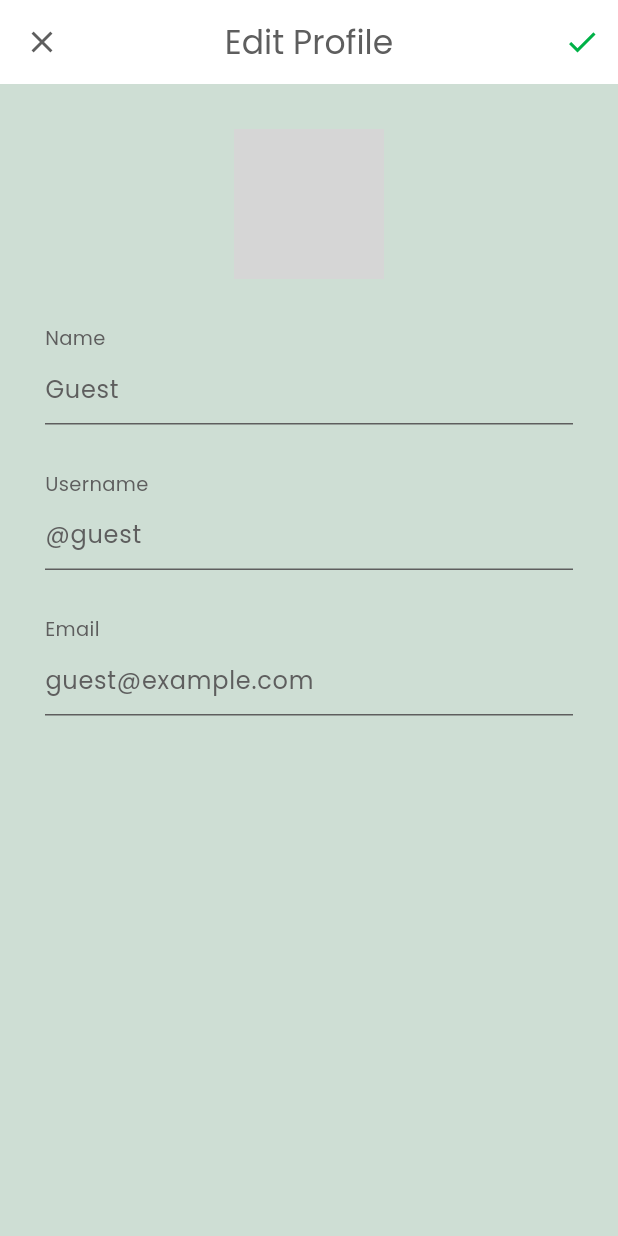
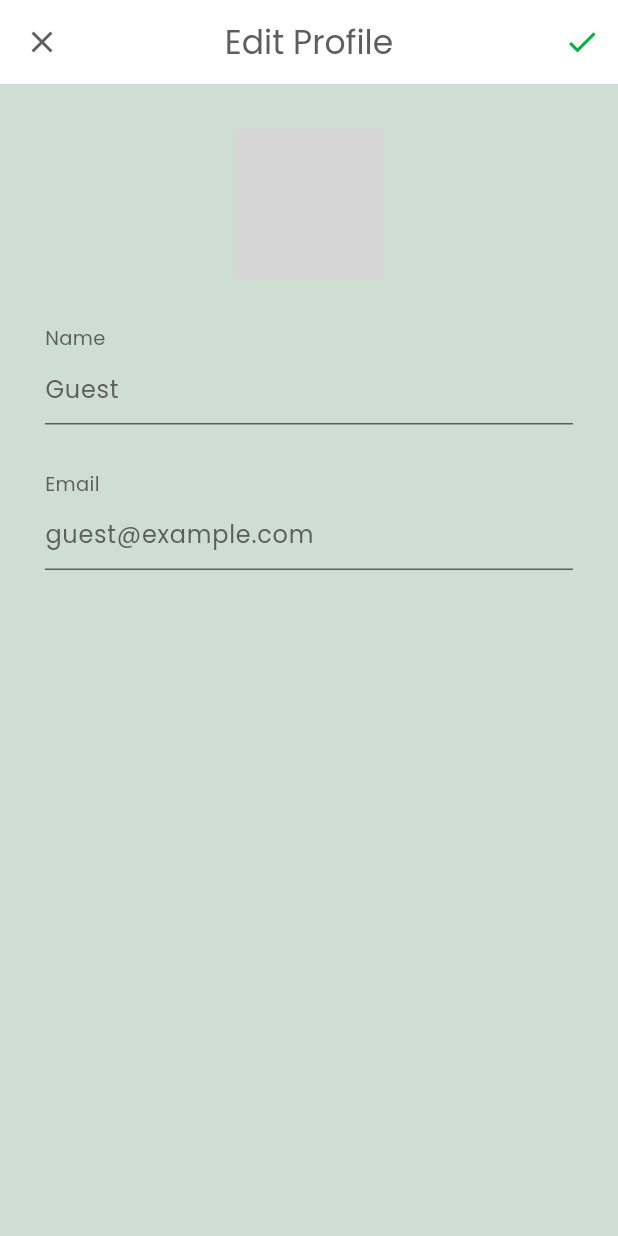
Before and after one commit to Ikhvan3/shamo_app, a Flutter app: the EditProfilePage screen opened by its route, on a phone screen of 412 x 824 dp. Run offline on Flutter 3.47's test engine with Material 3 defaults, Android fonts, the phone set to English and light mode, and no system bars; our stand-ins replace cloud_firestore, firebase_auth, firebase_core, google_fonts, shared_preferences; missing offline and left inert: midtrans_snap, mobile_scanner; accounts and stored records are empty; network calls fail; grey boxes are pictures that could not be loaded.

```diff
--- a/lib/models/product_model.dart
+++ b/lib/models/product_model.dart
@@ -7,6 +7,7 @@ class ProductModel {
   double? price;
   String? description;
   String? tags;
+  int? stock;
   CategoryModel? category;
   DateTime? createdAt;
   DateTime? updatedAt;
@@ -18,6 +19,7 @@ class ProductModel {
     this.price,
     this.description,
     this.tags,
+    this.stock,
     this.category,
     this.createdAt,
     this.updatedAt,
@@ -30,6 +32,7 @@ class ProductModel {
     price = double.parse(json['price'].toString());
     description = json['description'];
     tags = json['tags'];
+    stock = int.tryParse(json['stock'].toString()) ?? 0;
     category = CategoryModel.fromJson(json['category']);
     galleries = json['galleries']
         .map<GalleryModel>((gallery) => GalleryModel.fromJson(gallery))
@@ -45,6 +48,7 @@ class ProductModel {
       'price': price,
       'description': description,
       'tags': tags,
+      'stock': stock,
       'category': category!.toJson(),
       'galleries': galleries!.map((gallery) => gallery.toJson()).toList(),
       'created_at': createdAt.toString(),
--- a/lib/pages/edit_profile.dart
+++ b/lib/pages/edit_profile.dart
@@ -77,37 +77,6 @@ class EditProfilePage extends StatelessWidget {
       );
     }
 
-    Widget usernameInput() {
-      return Container(
-        margin: EdgeInsets.only(
-          top: 30,
-        ),
-        child: Column(
-          crossAxisAlignment: CrossAxisAlignment.start,
-          children: [
-            Text(
-              'Username',
-              style: subtitleTextStyle.copyWith(
-                fontSize: 13,
-              ),
-            ),
-            TextFormField(
-              style: subtitleTextStyle,
-              decoration: InputDecoration(
-                hintText: '@${user.username}',
-                hintStyle: subtitleTextStyle,
-                enabledBorder: UnderlineInputBorder(
-                  borderSide: BorderSide(
-                    color: subtitleColor,
-                  ),
-                ),
-              ),
-            ),
-          ],
-        ),
-      );
-    }
-
     Widget emailInput() {
       return Container(
         margin: EdgeInsets.only(
@@ -165,7 +134,6 @@ class EditProfilePage extends StatelessWidget {
               ),
             ),
             nameInput(),
-            usernameInput(),
             emailInput(),
           ],
         ),
--- a/lib/pages/home/main_page.dart
+++ b/lib/pages/home/main_page.dart
@@ -77,7 +77,7 @@ class _MainPageState extends State<MainPage> {
                     right: 50,
                   ),
                   child: Image.asset(
-                    'assets/icon_cart.png',
+                    'assets/icon_chat.png',
                     width: 19,
                     color: pageProvider.currentIndex == 1
                         ? backgroundColor8
@@ -124,7 +124,7 @@ class _MainPageState extends State<MainPage> {
           return HomePage();
           break;
         case 1:
-          return CartPage();
+          return ChatPage();
           break;
         case 2:
           return WishlistPage();
```
Also changed, not shown: lib/pages/home/home_page.dart (+3 -25 lines).
